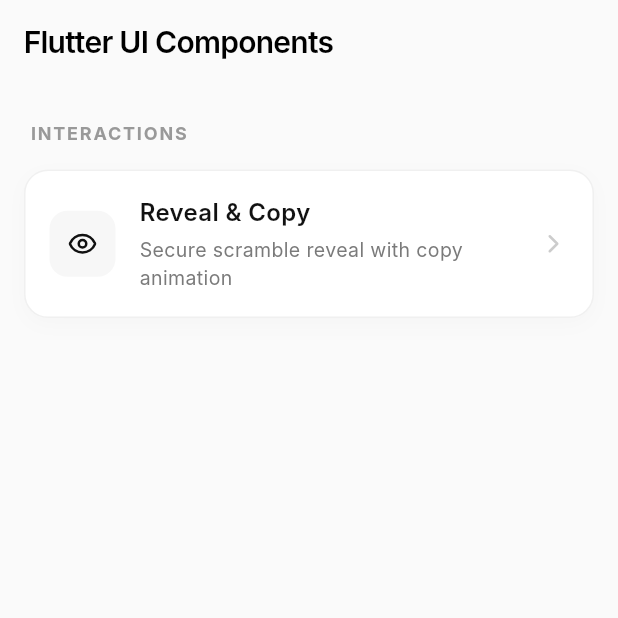
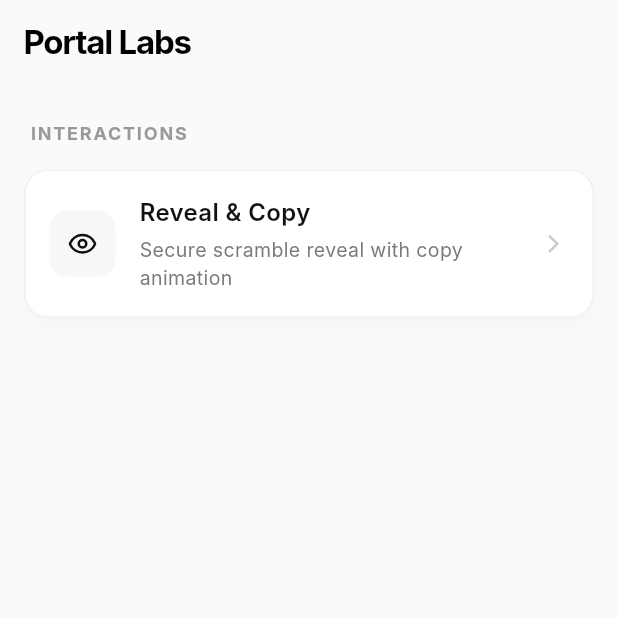
Before and after one commit to lportals/flutter_ui_interactions, a Flutter app: the screen it shows after launch, on a phone screen of 412 x 824 dp, the top half of it. Run offline on Flutter 3.47's test engine with Material 3 defaults, Android fonts, the phone set to English and light mode, and no system bars; our stand-ins replace lucide_icons; Roboto replaces fonts that are missing (Inter).

Commit message:
Refactor project to Portal Labs and remove title icon

```diff
--- a/lib/home_page.dart
+++ b/lib/home_page.dart
@@ -11,12 +11,12 @@
       backgroundColor: const Color(0xFFFAFAFA),
       appBar: AppBar(
         title: const Text(
-          'Flutter UI Components',
+          'Portal Labs',
           style: TextStyle(
             color: Colors.black,
-            fontSize: 20,
-            fontWeight: FontWeight.w600,
-            letterSpacing: -0.5,
+            fontSize: 22,
+            fontWeight: FontWeight.w700,
+            letterSpacing: -0.8,
           ),
         ),
         backgroundColor: Colors.transparent,
--- a/lib/main.dart
+++ b/lib/main.dart
@@ -12,7 +12,7 @@
   @override
   Widget build(BuildContext context) {
     return MaterialApp(
-      title: 'Flutter UI Components',
+      title: 'Portal Labs',
       debugShowCheckedModeBanner: false,
       theme: ThemeData(
         brightness: Brightness.light,
--- a/pubspec.yaml
+++ b/pubspec.yaml
@@ -1,5 +1,5 @@
-name: flutter_ui_components
-description: "A collection of premium Flutter UI components and widgets."
+name: portal_labs
+description: "Experimental lab for premium Flutter UI components and interactions."
 publish_to: 'none'
 version: 0.1.0+1
 
```
Also changed, not shown: 1 other file.
